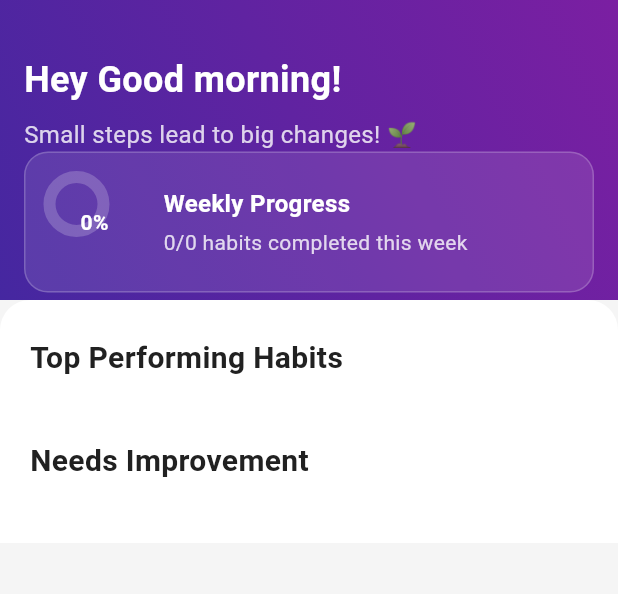
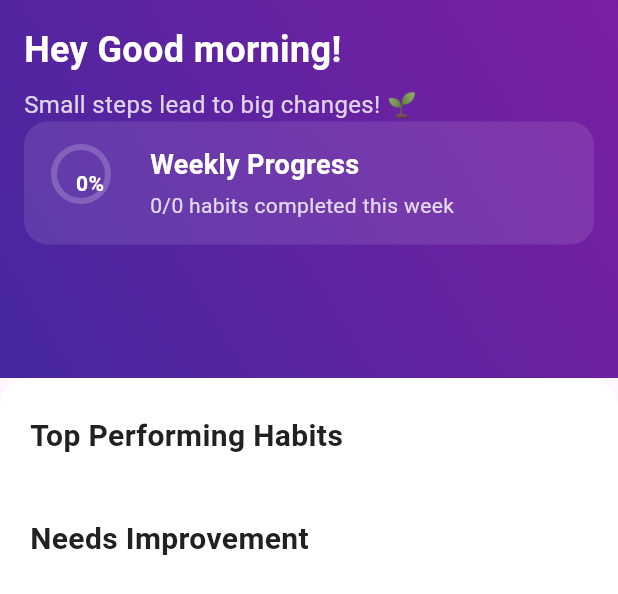
Before and after one commit to Ogunleye-Similoluwa/Routinely, a Flutter app: the ProgressPage widget shown alone on an empty page, opened directly with empty values, on a phone screen of 412 x 824 dp. Shown: the top 594 px of the screen. Run offline on Flutter 3.47's test engine with Material 3 defaults, Android fonts, the phone set to English and light mode, and no system bars; our stand-ins replace fl_chart, shared_preferences; accounts and stored records are empty.

Commit message:
fixed issue with progress page

```diff
--- a/lib/pages/progressPage.dart
+++ b/lib/pages/progressPage.dart
@@ -21,17 +21,11 @@ class _ProgressPageState extends State<ProgressPage> {
     final topHabits = _getTopHabits();
     final needsImprovement = _getNeedsImprovement();
 
-    return Scaffold(
-      backgroundColor: Colors.grey[100],
-      body: CustomScrollView(
-        slivers: [
-          SliverAppBar(
-            expandedHeight: 200,
-            floating: false,
-            pinned: true,
-            elevation: 0,
-            backgroundColor: Colors.transparent,
-            flexibleSpace: Container(
+    return SingleChildScrollView(
+      child: Column(
+        children: [
+          Container(
+            height: 252,
             decoration: BoxDecoration(
               gradient: LinearGradient(
                 begin: Alignment.topRight,
@@ -42,14 +36,13 @@ class _ProgressPageState extends State<ProgressPage> {
                 ],
               ),
             ),
-              child: FlexibleSpaceBar(
-                background: SafeArea(
+            child: SafeArea(
               child: Padding(
                 padding: const EdgeInsets.all(16.0),
                 child: Column(
                   crossAxisAlignment: CrossAxisAlignment.start,
                   children: [
-                        const SizedBox(height: 20),
+                    // const SizedBox(height: 20),
                     Text(
                       "Hey ${_getGreeting()}!",
                       style: const TextStyle(
@@ -66,17 +59,14 @@ class _ProgressPageState extends State<ProgressPage> {
                         color: Colors.white.withOpacity(0.8),
                       ),
                     ),
-                        const Spacer(),
+                    // const Spacer(),
                     _buildWeeklyOverview(),
                   ],
                 ),
               ),
             ),
           ),
-            ),
-          ),
-          SliverToBoxAdapter(
-            child: Container(
+          Container(
             decoration: const BoxDecoration(
               color: Colors.white,
               borderRadius: BorderRadius.vertical(
@@ -114,7 +104,6 @@ class _ProgressPageState extends State<ProgressPage> {
               ],
             ),
           ),
-          ),
         ],
       ),
     );
@@ -124,33 +113,32 @@ class _ProgressPageState extends State<ProgressPage> {
     final completionRate = _calculateWeeklyCompletionRate();
 
     return Container(
-      padding: const EdgeInsets.all(16),
+      width: double.infinity,
+      padding: const EdgeInsets.symmetric(horizontal: 20, vertical: 16),
       decoration: BoxDecoration(
         color: Colors.white.withOpacity(0.1),
         borderRadius: BorderRadius.circular(16),
-        border: Border.all(
-          color: Colors.white.withOpacity(0.2),
-          width: 1,
-        ),
       ),
       child: Row(
         children: [
-          SizedBox(
-            height: 60,
-            width: 60,
+          Container(
+            height: 48,
+            width: 48,
+            margin: const EdgeInsets.only(right: 16),
             child: Stack(
               children: [
                 CircularProgressIndicator(
                   value: completionRate,
                   backgroundColor: Colors.white.withOpacity(0.2),
                   valueColor: const AlwaysStoppedAnimation<Color>(Colors.white),
-                  strokeWidth: 8,
+                  strokeWidth: 4,
                 ),
                 Center(
                   child: Text(
                     '${(completionRate * 100).round()}%',
                     style: const TextStyle(
                       color: Colors.white,
+                      fontSize: 14,
                       fontWeight: FontWeight.bold,
                     ),
                   ),
@@ -158,7 +146,6 @@ class _ProgressPageState extends State<ProgressPage> {
               ],
             ),
           ),
-          const SizedBox(width: 16),
           Expanded(
             child: Column(
               crossAxisAlignment: CrossAxisAlignment.start,
@@ -167,8 +154,8 @@ class _ProgressPageState extends State<ProgressPage> {
                   'Weekly Progress',
                   style: TextStyle(
                     color: Colors.white,
-                    fontSize: 16,
-                    fontWeight: FontWeight.bold,
+                    fontSize: 18,
+                    fontWeight: FontWeight.w600,
                   ),
                 ),
                 const SizedBox(height: 4),
```
Lines whose indentation alone changed are shown as unchanged.
